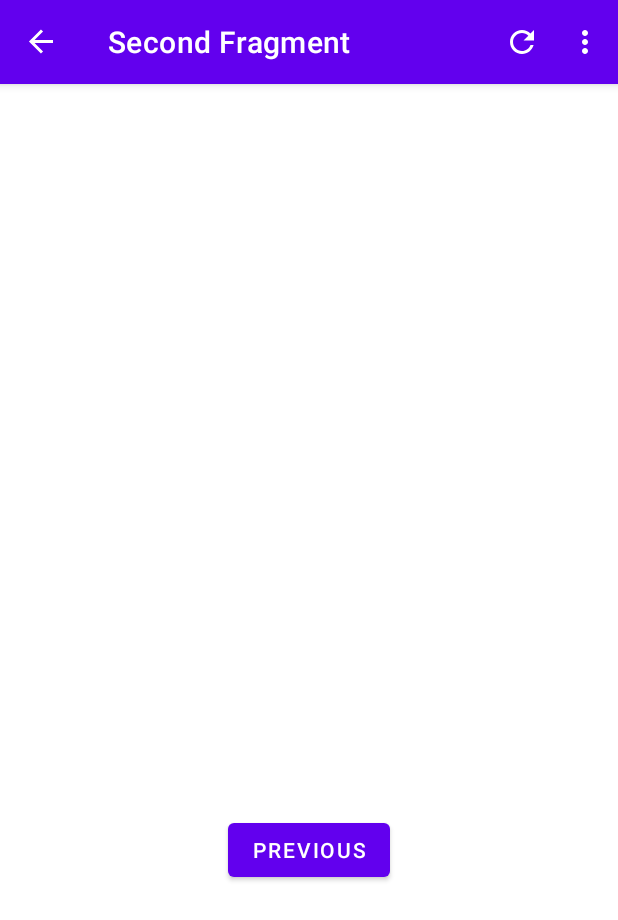
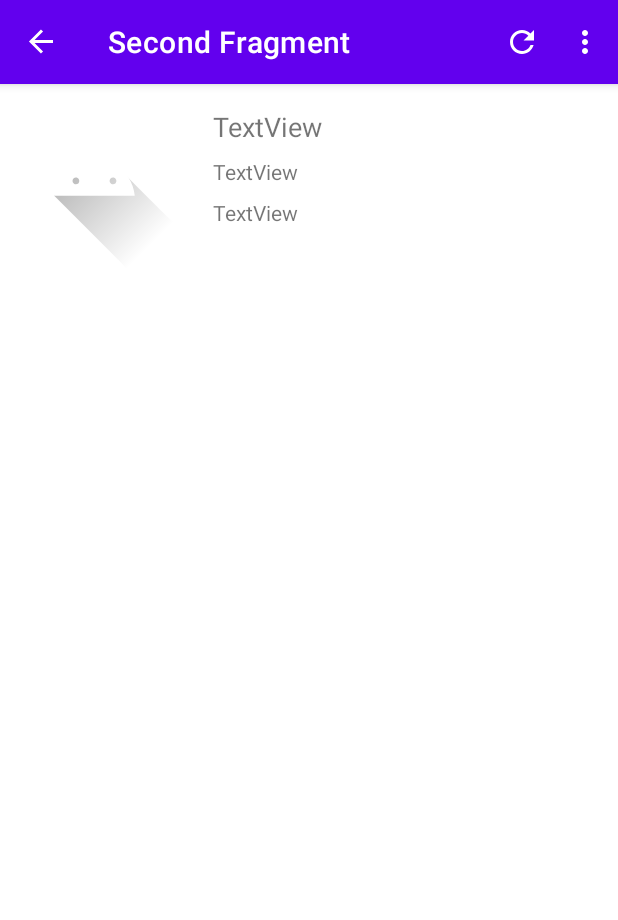
Before and after one commit to davidrius/Pokemon, an Android app: the SecondFragment screen opened through its navigation route, on a phone screen of 412 x 824 dp. Shown: the top 920 px of the screen. Run offline under Robolectric (Android 15) with nearby library versions, the phone set to English and light mode, and no system bars; our stand-ins replace navigation-ui; pictures from the network do not load; 4 statements that could not run were skipped.

Commit message:
Mostrando Imagen 4

```diff
--- a/app/src/main/java/com/david/pokemon/FirstFragment.java
+++ b/app/src/main/java/com/david/pokemon/FirstFragment.java
@@ -51,7 +51,6 @@ public class FirstFragment extends Fragment {
     public void onViewCreated(@NonNull View view, Bundle savedInstanceState) {
         super.onViewCreated(view, savedInstanceState);
 
-        ArrayList<String> items = new ArrayList<>();
         /*adapter = new ArrayAdapter<String>(
                 getContext(),
                 R.layout.lv_pokemon_row,
@@ -59,14 +58,36 @@ public class FirstFragment extends Fragment {
                 items
         );*/
 
+        ArrayList<Pokemon> items = new ArrayList<>();
+
          adapter = new AdapterPersonalizado(
                 getContext(),
                 R.layout.lv_pokemon_row,
-                R.id.txtTitle,
                 items
         );
 
         binding.lvPokemon.setAdapter(adapter);
+
+        binding.lvPokemon.setOnItemClickListener((adapterView, view1, i, l) -> {
+
+            //devuelveme el item en la posicion
+            Pokemon item = (Pokemon) adapterView.getItemAtPosition(i);
+
+            //como un has map le decimos todo lo que va a haber
+            //los datos los encapsulamos para llevarlos al second_fragment
+
+            Bundle datos = new Bundle();
+            datos.putSerializable("item",item);
+
+            //irme a la otra pantalla fragment_second
+            //nav_graph --> nos permite pasar de un frtagmento a otro es decir navegar
+            //llevar los datos del bundle al segundo fragmento
+
+            NavHostFragment.findNavController(this).navigate(R.id.action_FirstFragment_to_SecondFragment, datos);
+
+
+        });
+
         refresh();
 
     }
@@ -126,36 +147,6 @@ public class FirstFragment extends Fragment {
 
     }
 
-
-    /*public class PokemonAdapter extends ArrayAdapter<Pokemon>{
-        public PokemonAdapter(Context context, int resource, List<Pokemon> objects) {
-            super(context,resource,objects);
-        }
-    }
-
-    public View getView(int position, View convertView, ViewGroup parent) {
-
-        // Mirem a veure si la View s'està reutilitzant, si no es així "inflem" la View
-        Pokemon pokemons = getItem(position);
-
-        if (convertView == null) {
-            LayoutInflater inflater = LayoutInflater.from(getContext());
-            convertView = inflater.inflate(R.layout.lv_pokemon_row, parent, false);
-        }
-
-        // Unim el codi en les Views del Layout
-        TextView tvTitle = convertView.findViewById(R.id.txtTitle);
-        ImageView ivImagen = convertView.findViewById(R.id.imgPokemon);
-
-        // Fiquem les dades dels objectes (provinents del JSON) en el layout
-        tvTitle.setText(pokemons.getName());
-        Glide.with(getContext()).load(pokemons.getImage()).into(ivImagen);
-
-        // Retornem la View replena per a mostrar-la
-        return convertView;
-    }*/
-
-
     @Override
     public void onDestroyView() {
         super.onDestroyView();
--- a/app/src/main/java/com/david/pokemon/Pokemon.java
+++ b/app/src/main/java/com/david/pokemon/Pokemon.java
@@ -1,6 +1,8 @@
 package com.david.pokemon;
 
-public class Pokemon {
+import java.io.Serializable;
+
+public class Pokemon implements Serializable {
 
     //POJO --> Guardar objetos JSON
 
--- a/app/src/main/java/com/david/pokemon/SecondFragment.java
+++ b/app/src/main/java/com/david/pokemon/SecondFragment.java
@@ -1,6 +1,7 @@
 package com.david.pokemon;
 
 import android.os.Bundle;
+import android.text.Html;
 import android.view.LayoutInflater;
 import android.view.View;
 import android.view.ViewGroup;
@@ -9,6 +10,7 @@ import androidx.annotation.NonNull;
 import androidx.fragment.app.Fragment;
 import androidx.navigation.fragment.NavHostFragment;
 
+import com.bumptech.glide.Glide;
 import com.david.pokemon.databinding.FragmentSecondBinding;
 
 public class SecondFragment extends Fragment {
@@ -29,13 +31,36 @@ public class SecondFragment extends Fragment {
     public void onViewCreated(@NonNull View view, Bundle savedInstanceState) {
         super.onViewCreated(view, savedInstanceState);
 
-        binding.buttonSecond.setOnClickListener(new View.OnClickListener() {
-            @Override
-            public void onClick(View view) {
-                NavHostFragment.findNavController(SecondFragment.this)
-                        .navigate(R.id.action_SecondFragment_to_FirstFragment);
-            }
-        });
+
+        //Obtenemos los datos del bundle del firstFragment
+
+        Bundle datos = getArguments();
+
+        //Comprobamos que en el bundle tengamos los datos del primer fragmento
+
+        if(datos != null){
+
+            //le pasamos al objeto Pokemon los datos del primer fragment
+
+            Pokemon pokemon = (Pokemon) datos.getSerializable("item");
+
+            //mostramos el nombre, altura y peso que hemos obtenido del bundle
+
+            binding.txtNombreDetalle.setText(Html.fromHtml("<b>Nombre:</b> " + pokemon.getName()));
+            binding.txtAlturaDetalle.setText(Html.fromHtml("<b>Altura:</b> " + pokemon.getHeight()));
+            binding.txtPesoDetalle.setText(Html.fromHtml("<b>Peso:</b> " + pokemon.getWeight()));
+
+            /*binding.txtNombreDetalle.setText("Nombre: " + pokemon.getName());
+            binding.txtAlturaDetalle.setText(String.valueOf("Altura: " + pokemon.getHeight()));
+            binding.txtPesoDetalle.setText(String.valueOf("Peso: " + pokemon.getWeight()));*/
+
+            //mostramos la imagen
+
+            Glide.with(getContext()).load(pokemon.getImage()).into(binding.ivPokemon);
+
+        }
+
+
     }
 
     @Override
--- a/app/src/main/res/layout/fragment_second.xml
+++ b/app/src/main/res/layout/fragment_second.xml
@@ -6,22 +6,54 @@
     android:layout_height="match_parent"
     tools:context=".SecondFragment">
 
+    <ImageView
+        android:id="@+id/ivPokemon"
+        android:layout_width="126dp"
+        android:layout_height="126dp"
+        android:src="@drawable/ic_launcher_foreground"
+        tools:layout_editor_absoluteX="16dp"
+        tools:layout_editor_absoluteY="25dp" />
+
     <TextView
-        android:id="@+id/textview_second"
+
+        android:id="@+id/txtNombreDetalle"
         android:layout_width="wrap_content"
         android:layout_height="wrap_content"
-        app:layout_constraintBottom_toTopOf="@id/button_second"
-        app:layout_constraintEnd_toEndOf="parent"
-        app:layout_constraintStart_toStartOf="parent"
-        app:layout_constraintTop_toTopOf="parent" />
+        android:layout_marginLeft="16dp"
+        android:layout_marginTop="16dp"
+        android:text="TextView"
+        android:textSize="18sp"
+        android:textStyle="normal"
+        app:layout_constraintLeft_toRightOf="@+id/ivPokemon"
+        app:layout_constraintTop_toTopOf="parent"
 
-    <Button
-        android:id="@+id/button_second"
+        />
+
+    <TextView
+
+        android:id="@+id/txtAlturaDetalle"
         android:layout_width="wrap_content"
         android:layout_height="wrap_content"
-        android:text="@string/previous"
-        app:layout_constraintBottom_toBottomOf="parent"
-        app:layout_constraintEnd_toEndOf="parent"
-        app:layout_constraintStart_toStartOf="parent"
-        app:layout_constraintTop_toBottomOf="@id/textview_second" />
+        android:layout_marginTop="8dp"
+        android:text="TextView"
+        android:textSize="14sp"
+        app:layout_constraintLeft_toLeftOf="@+id/txtNombreDetalle"
+        app:layout_constraintTop_toBottomOf="@+id/txtNombreDetalle"
+
+
+        />
+
+    <TextView
+
+        android:id="@+id/txtPesoDetalle"
+        android:layout_width="wrap_content"
+        android:layout_height="wrap_content"
+        android:layout_marginTop="8dp"
+        android:text="TextView"
+        android:textSize="14sp"
+        app:layout_constraintLeft_toLeftOf="@+id/txtAlturaDetalle"
+        app:layout_constraintTop_toBottomOf="@+id/txtAlturaDetalle"
+
+        />
+
 </androidx.constraintlayout.widget.ConstraintLayout>
```
